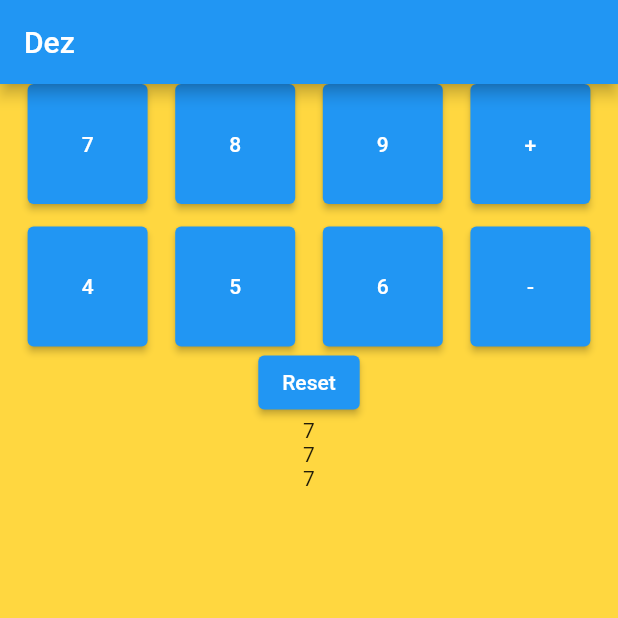
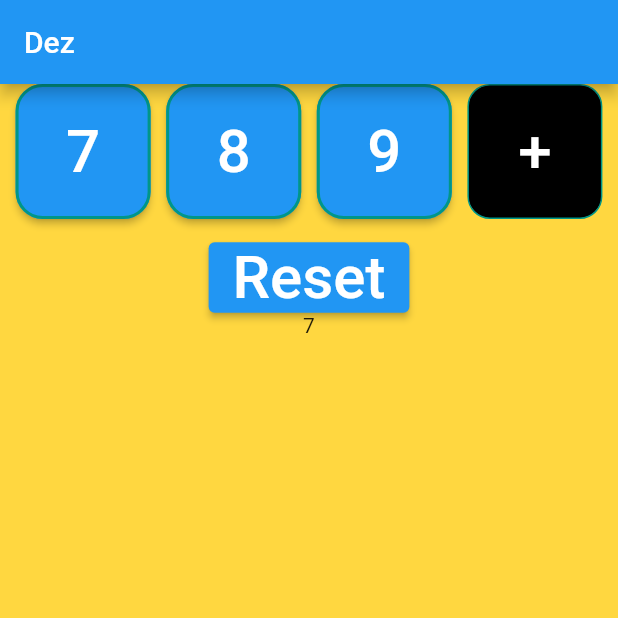
Before and after one commit to blackout358/Calculator-Flutter, a Flutter app: the screen it shows after launch, after a tap on an icon or button, on a phone screen of 412 x 824 dp, the top half of it. Run offline on Flutter 3.47's test engine with Material 2 defaults, Android fonts, the phone set to English and light mode, and no system bars.

Commit message:
Created custom button widget

```diff
--- /dev/null
+++ b/lib/Widgets/app_buttons.dart
@@ -0,0 +1,43 @@
+import 'package:flutter/material.dart';
+
+class AppButtons extends StatelessWidget {
+  final Color foregroundColor;
+  final Color backgroundColor;
+  final Color borderColor;
+  final String text;
+  IconData? icon;
+  double size;
+  AppButtons(
+      {super.key,
+      required this.foregroundColor,
+      required this.backgroundColor,
+      required this.borderColor,
+      required this.text,
+      required this.size,
+      this.icon});
+  @override
+  Widget build(BuildContext context) {
+    return Container(
+      width: size,
+      height: size,
+      decoration: BoxDecoration(
+          color: backgroundColor,
+          borderRadius: BorderRadius.circular(15),
+          border: Border.all(color: borderColor, width: 1.0)),
+      child: ElevatedButton(
+        onPressed: () {
+          print("Pressed");
+        },
+        style: ElevatedButton.styleFrom(
+            backgroundColor: Colors.transparent,
+            shadowColor: Colors.transparent,
+            shape: RoundedRectangleBorder(
+                borderRadius: BorderRadius.circular(15))),
+        child: Text(
+          text,
+          style: TextStyle(fontSize: 40),
+        ),
+      ),
+    );
+  }
+}
--- a/lib/main.dart
+++ b/lib/main.dart
@@ -1,3 +1,4 @@
+import 'package:calculator/Widgets/app_buttons.dart';
 import 'package:flutter/material.dart';
 
 void main() {
@@ -14,7 +15,30 @@ class MainApp extends StatefulWidget {
 class _MainAppState extends State<MainApp> {
   String text = "";
   ButtonStyle myButtonStyle = ButtonStyle(
-    fixedSize: MaterialStateProperty.all<Size>(Size(80, 80)),
+    shape: MaterialStateProperty.all<RoundedRectangleBorder>(
+      RoundedRectangleBorder(
+        borderRadius: BorderRadius.circular(18),
+        side: BorderSide(
+          color: Colors.teal,
+          width: 2,
+        ),
+      ),
+    ),
+    minimumSize: MaterialStateProperty.all<Size>(const Size(90, 90)),
+    // child: Ink(
+    //   decoration: BoxDecoration(
+    //     gradient: LinearGradient(
+    //       colors: [Color(0xff374ABE), Color(0xff64B6FF)],
+    //       begin: Alignment.centerLeft,
+    //       end: Alignment.centerRight,
+    //     ),
+    //     borderRadius: BorderRadius.circular(18),
+    //   ),
+    // ),
+  );
+
+  TextStyle myTextStyle = const TextStyle(
+    fontSize: 40,
   );
 
   @override
@@ -39,61 +63,83 @@ class _MainAppState extends State<MainApp> {
                       });
                     },
                     style: myButtonStyle,
-                    child: Text(i.toString()),
+                    child: Text(i.toString(), style: myTextStyle),
                   );
                 }),
-                ElevatedButton(
-                  onPressed: () {
-                    setState(() {
-                      text = "";
-                    });
-                  },
-                  style: myButtonStyle,
-                  child: const Text("+"),
-                ),
+                AppButtons(
+                    foregroundColor: Colors.pink,
+                    backgroundColor: Colors.black,
+                    borderColor: Colors.teal,
+                    text: "+",
+                    size: 90)
               ],
             ),
-            SizedBox(height: 15),
-            Row(
-              mainAxisAlignment: MainAxisAlignment.spaceEvenly,
-              children: [
-                ...List.generate(3, (index) {
-                  int i = index + 4;
-                  return ElevatedButton(
-                    onPressed: () {
-                      setState(() {
-                        text = i.toString();
-                      });
-                    },
-                    style: myButtonStyle,
-                    child: Text(i.toString()),
-                  );
-                }),
-                ElevatedButton(
-                  onPressed: () {
-                    setState(() {
-                      text = "";
-                    });
-                  },
-                  style: myButtonStyle,
-                  child: const Text("-"),
-                ),
-              ],
-            ),
+            const SizedBox(height: 15),
+            // Row(
+            //   mainAxisAlignment: MainAxisAlignment.spaceEvenly,
+            //   children: [
+            //     ...List.generate(3, (index) {
+            //       int i = index + 4;
+            //       return ElevatedButton(
+            //         onPressed: () {
+            //           setState(() {
+            //             text = i.toString();
+            //           });
+            //         },
+            //         style: myButtonStyle,
+            //         child: Text(i.toString(), style: myTextStyle),
+            //       );
+            //     }),
+            //     ElevatedButton(
+            //       onPressed: () {
+            //         setState(() {
+            //           text = "";
+            //         });
+            //       },
+            //       style: myButtonStyle,
+            //       child: Text("-", style: myTextStyle),
+            //     ),
+            //   ],
+            // ),
+            // const SizedBox(height: 15),
+            // Row(
+            //   mainAxisAlignment: MainAxisAlignment.spaceEvenly,
+            //   children: [
+            //     ...List.generate(3, (index) {
+            //       int i = index + 1;
+            //       return ElevatedButton(
+            //         onPressed: () {
+            //           setState(() {
+            //             text = i.toString();
+            //           });
+            //         },
+            //         style: myButtonStyle,
+            //         child: Text(i.toString(), style: myTextStyle),
+            //       );
+            //     }),
+            //     ElevatedButton(
+            //       onPressed: () {
+            //         setState(() {
+            //           text = "";
+            //         });
+            //       },
+            //       style: myButtonStyle,
+            //       child: Text("x", style: myTextStyle),
+            //     ),
+            //   ],
+            // ),
             ElevatedButton(
               onPressed: () {
                 setState(() {
                   text = "";
                 });
               },
-              child: const Text("Reset"),
+              child: Text("Reset", style: myTextStyle),
             ),
-            Container(
+            SizedBox(
               height: 306,
               child: Column(
                 children: [
-                  Text(text),
-                  Text(text),
                   Text(text),
                 ],
               ),
```
Also changed, not shown: 1 other file.
